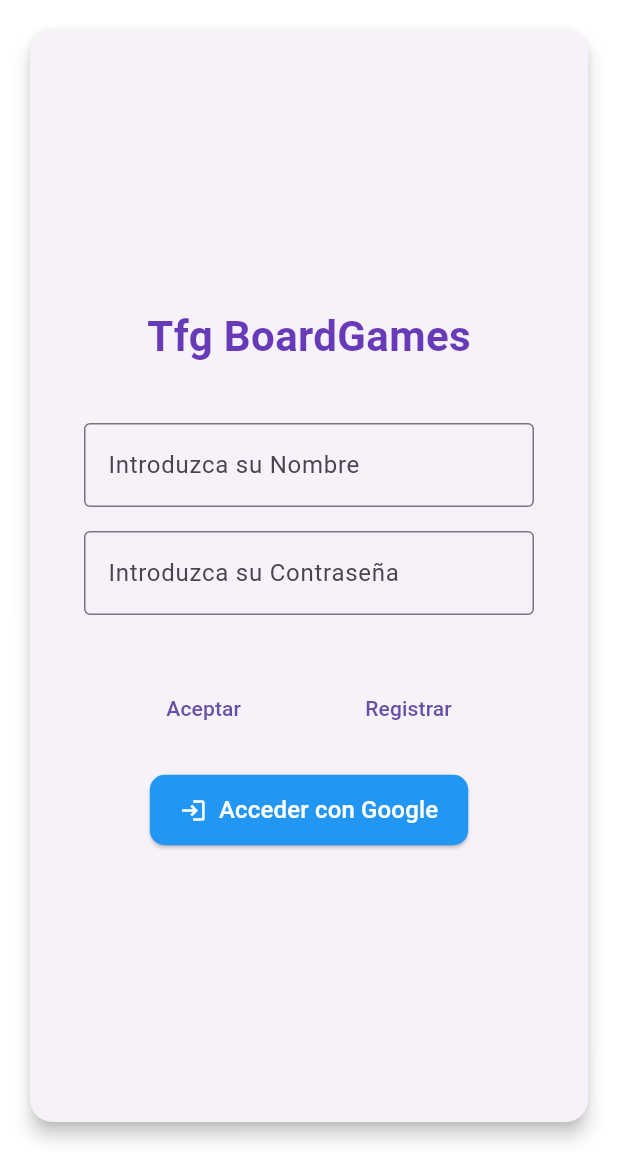
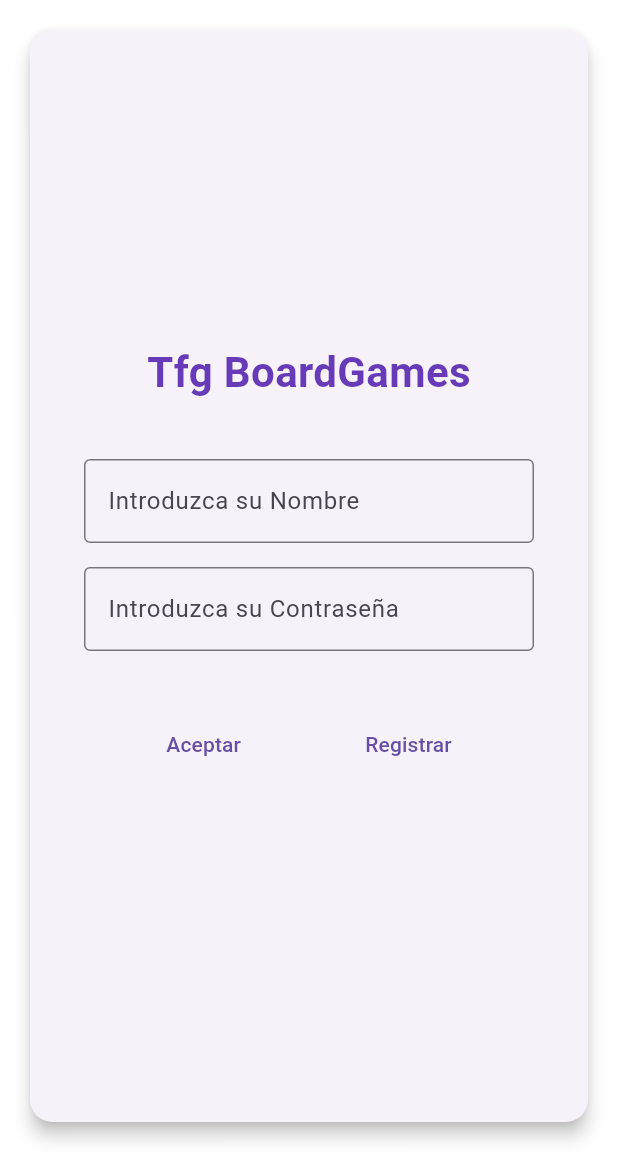
Before and after one commit to manuelcb19/tfgmanuelcb, a Flutter app: the LoginViewWeb screen opened directly, on a phone screen of 412 x 824 dp, the part 84-1236 px from its top. Run offline on Flutter 3.47's test engine with Material 3 defaults, Android fonts, the phone set to English and light mode, and no system bars; our stand-ins replace cloud_firestore, firebase_auth, firebase_core, firebase_storage, geolocator, google_maps_flutter and 4 more; missing offline and left inert: bgg_api, drag_and_drop_lists; accounts and stored records are empty.

Commit message:
quitar cupertino y login con google desde la web

```diff
--- a/lib/CustomViews/CustomCellView.dart
+++ b/lib/CustomViews/CustomCellView.dart
@@ -1,4 +1,3 @@
-import 'package:flutter/cupertino.dart';
 import 'package:flutter/material.dart';
 
 class CustomCellView extends StatelessWidget {
--- a/lib/CustomViews/CustomDialog.dart
+++ b/lib/CustomViews/CustomDialog.dart
@@ -1,6 +1,4 @@
 
-
-import 'package:flutter/cupertino.dart';
 import 'package:flutter/material.dart';
 
 class CustomDialog {
--- a/lib/CustomViews/CustomTextField.dart
+++ b/lib/CustomViews/CustomTextField.dart
@@ -1,4 +1,3 @@
-import 'package:flutter/cupertino.dart';
 import 'package:flutter/material.dart';
 
 class customTextField extends StatelessWidget
--- a/lib/onBoarding/LoginViewWeb.dart
+++ b/lib/onBoarding/LoginViewWeb.dart
@@ -137,19 +137,6 @@ class LoginViewWeb extends StatelessWidget {
                     ],
                   ),
                   SizedBox(height: 20),
-                  ElevatedButton.icon(
-                    onPressed: signInWithGoogle,
-                    style: ElevatedButton.styleFrom(
-                      primary: Colors.blue,
-                      onPrimary: Colors.white,
-                      padding: EdgeInsets.symmetric(horizontal: 20, vertical: 12),
-                      shape: RoundedRectangleBorder(
-                        borderRadius: BorderRadius.circular(10),
-                      ),
-                    ),
-                    icon: Icon(Icons.login),
-                    label: Text('Acceder con Google', style: TextStyle(fontSize: 16)),
-                  ),
                 ],
               ),
             ),
```
